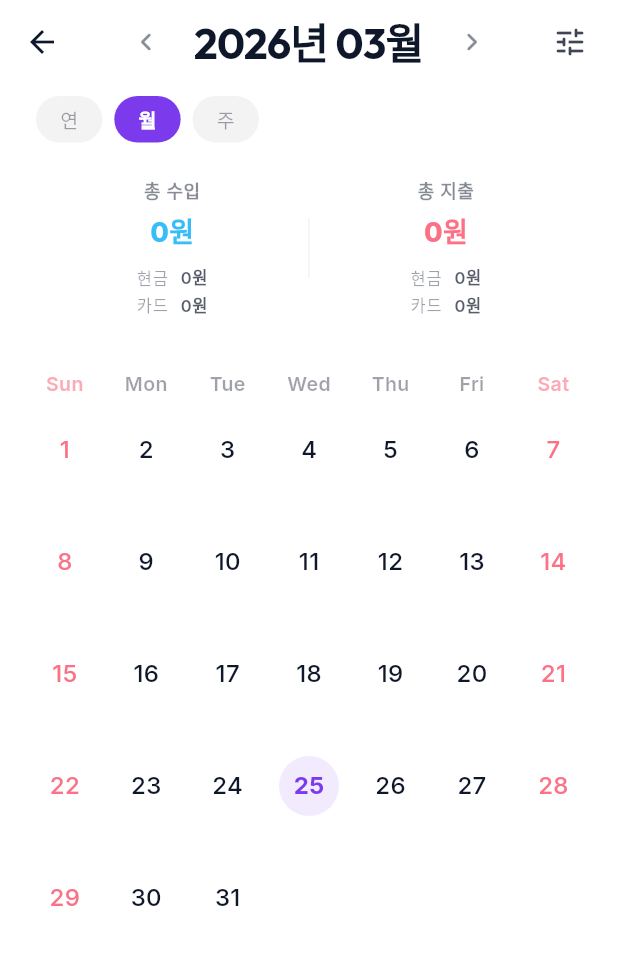
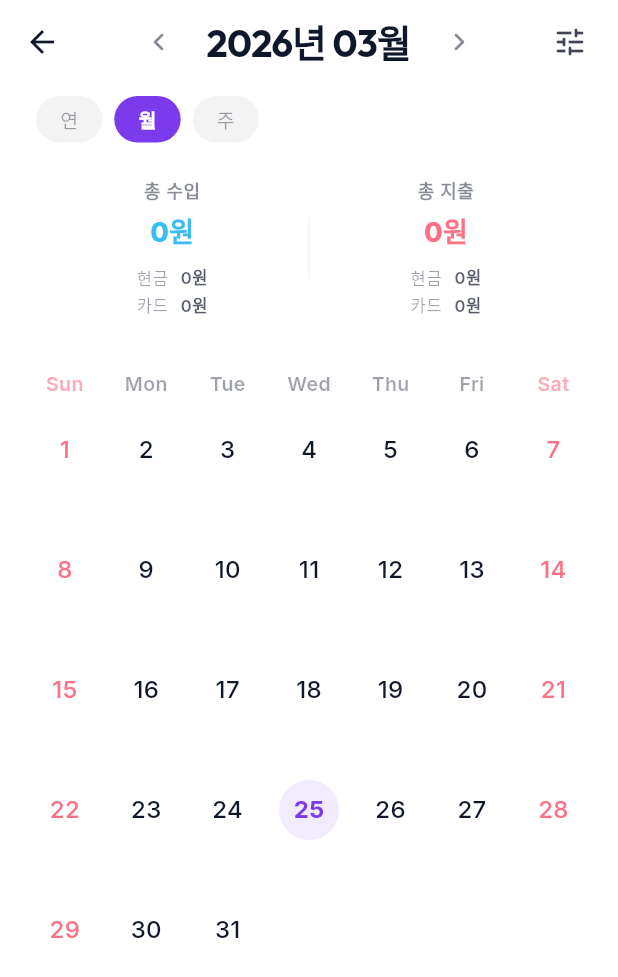
Before and after one commit to eunju-u/TagWith, a Flutter app: the CalendarView screen opened directly, on a phone screen of 412 x 824 dp. Shown: the top 977 px of the screen. Run offline on Flutter 3.47's test engine with Material 3 defaults, Android fonts, the phone set to English and light mode, and no system bars; drawn by our look-alikes of table_calendar; our stand-ins replace animated_bottom_navigation_bar, dio, fl_chart, flutter_secure_storage, geocoding, geolocator and 5 more; accounts and stored records are empty.

Commit message:
ui: 캘린더 화면 가독성 및 스크롤 개선 - 날짜 셀의 높이(rowHeight)를 80.0으로 확장 - 캘린더 영역을 SingleChildScrollView로 감싸 세로 스크롤 지원

```diff
--- a/lib/ui/screens/calendar_view.dart
+++ b/lib/ui/screens/calendar_view.dart
@@ -68,7 +68,7 @@ class _CalendarViewState extends State<CalendarView> {
               }),
             ),
             const SizedBox(width: 8),
-            Text(_formatFocusedDate(), style: theme.textTheme.headlineMedium),
+            Text(_formatFocusedDate(), style: theme.textTheme.headlineMedium?.copyWith(fontSize: 25)),
             const SizedBox(width: 8),
             IconButton(
               icon: Icon(Icons.chevron_right_rounded, size: 24, color: theme.colorScheme.onSurface.withValues(alpha: 0.5)),
@@ -95,32 +95,33 @@ class _CalendarViewState extends State<CalendarView> {
       ),
       body: provider.isLoading
           ? const Center(child: CircularProgressIndicator())
-          : RefreshIndicator(
-              onRefresh: () => provider.loadTransactions(),
-              child: Column(
+          : Column(
               children: [
                 _buildViewSelector(theme),
                 _buildSummaryHeader(provider),
                 const SizedBox(height: 8),
                 Expanded(
                   child: _viewType == CalendarViewType.year
-                        ? _buildYearView(provider, theme)
+                      ? RefreshIndicator(
+                          onRefresh: () => provider.loadTransactions(),
+                          child: _buildYearView(provider, theme),
+                        )
                       : Padding(
-                            padding: const EdgeInsets.fromLTRB(16, 0, 16, 100), // 바텀 패딩을 조금 줄여 캘린더 공간 확보
-                            child: LayoutBuilder(
-                              builder: (context, constraints) {
-                                final availableHeight = constraints.maxHeight - 40;
-                                final calculatedRowHeight = availableHeight / 6;
-                                final rowHeight = calculatedRowHeight > 62.0 ? calculatedRowHeight : 62.0; // 최소 높이 보장
-
-                                return TableCalendar(
+                          padding: const EdgeInsets.fromLTRB(16, 0, 16, 0),
+                          child: RefreshIndicator(
+                            onRefresh: () => provider.loadTransactions(),
+                            child: SingleChildScrollView(
+                              physics: const AlwaysScrollableScrollPhysics(),
+                              padding: const EdgeInsets.only(bottom: 120),
+                              child: TableCalendar(
                                 firstDay: DateTime.utc(2020, 1, 1),
                                 lastDay: DateTime.utc(2030, 12, 31),
                                 focusedDay: _focusedDay,
                                 calendarFormat: _calendarFormat,
+                                availableGestures: AvailableGestures.horizontalSwipe, // 수직 스크롤 허용
                                 headerVisible: false,
                                 daysOfWeekHeight: 40,
-                                  rowHeight: rowHeight,
+                                rowHeight: 80.0,
                                 onPageChanged: (focusedDay) {
                                   setState(() => _focusedDay = focusedDay);
                                 },
@@ -155,13 +156,12 @@ class _CalendarViewState extends State<CalendarView> {
                                   selectedBuilder: (context, day, focusedDay) => _buildDayCell(day, provider, theme, isSelected: true),
                                   outsideBuilder: (context, day, focusedDay) => const SizedBox.shrink(),
                                 ),
-                                );
-                              },
+                              ),
+                            ),
                           ),
                         ),
                 ),
               ],
-              ),
             ),
     );
   }
```
Lines whose indentation alone changed are shown as unchanged.
